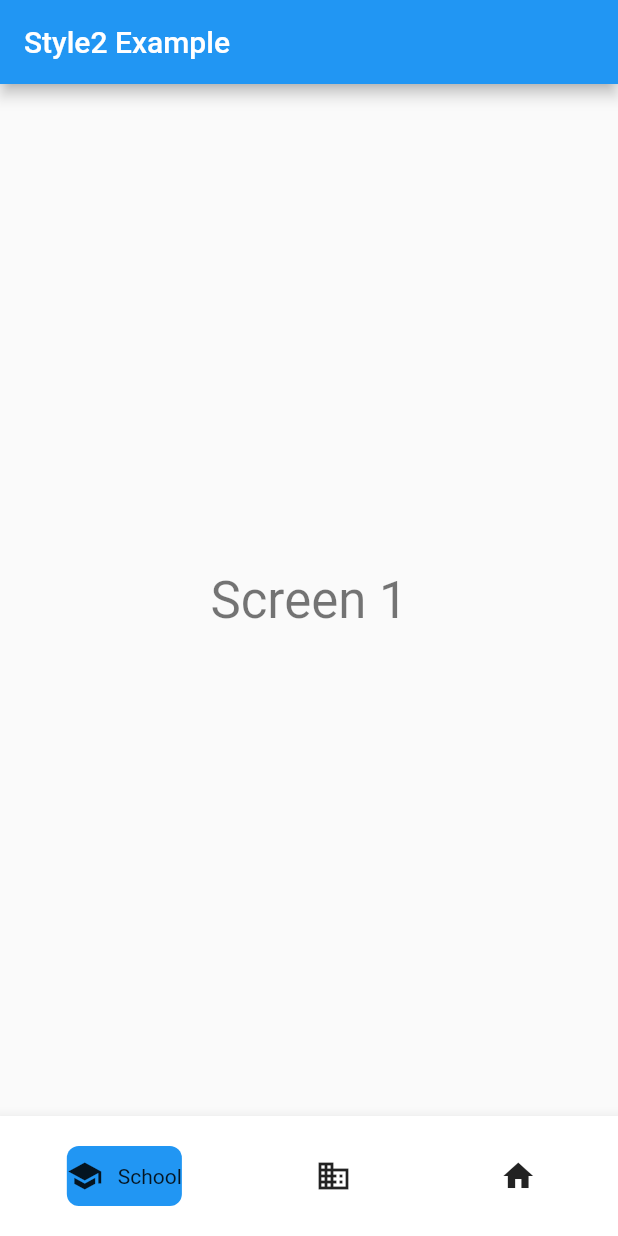
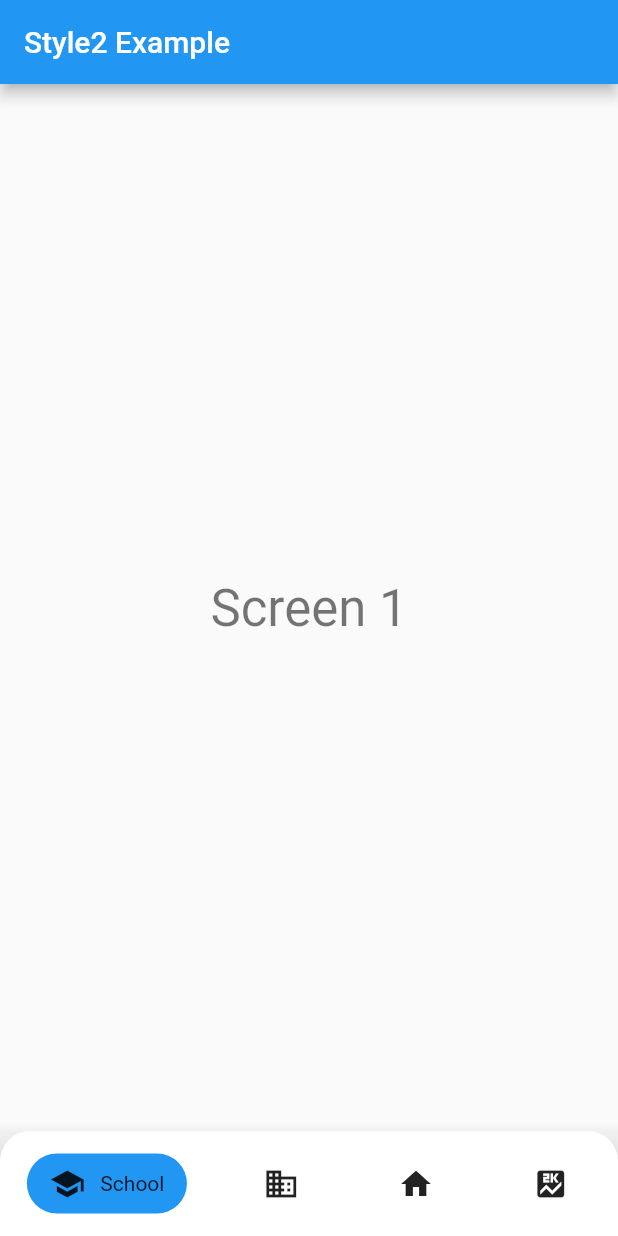
Before and after one commit to timilehinjegede/styled_navigation_bar, a Flutter app: the screen it shows after launch, on a phone screen of 412 x 824 dp. Run offline on Flutter 3.47's test engine with Material 2 defaults, Android fonts, the phone set to English and light mode, and no system bars.

Commit message:
feature: style 2 added

```diff
--- a/example/lib/styles_examples/style2_example.dart
+++ b/example/lib/styles_examples/style2_example.dart
@@ -60,6 +60,14 @@ class _Style2ExampleState extends State<Style2Example> {
               'Home',
             ),
           ),
+           Style2Item(
+            icon: Icon(
+              Icons.score,
+            ),
+            text: Text(
+              'Score',
+            ),
+          ),
         ],
       ),
     );
--- a/lib/src/style2_bottom_nav.dart
+++ b/lib/src/style2_bottom_nav.dart
@@ -24,9 +24,18 @@ class _Style2BottomNavState extends State<Style2BottomNav> {
       color: Colors.transparent,
       elevation: 8,
       child: Container(
-        height: 80,
-        color: Colors.white,
+        height: 70,
         width: double.infinity,
+        decoration: BoxDecoration(
+            color: Colors.white,
+            borderRadius: BorderRadius.only(
+              topLeft: Radius.circular(
+                20.0,
+              ),
+              topRight: Radius.circular(
+                20.0,
+              ),
+            )),
         child: Center(
           child: Row(
             mainAxisAlignment: MainAxisAlignment.spaceAround,
@@ -68,19 +77,24 @@ class __Style2ItemWidgetState extends State<_Style2ItemWidget>
       ),
       decoration: BoxDecoration(
         borderRadius: BorderRadius.circular(
-          8.0,
+          20.0,
         ),
         color: widget.isSelected ? Colors.blue : Colors.transparent,
+      ),
+      padding: EdgeInsets.symmetric(
+        horizontal: 15.0,
       ),
       child: Row(
         children: [
           widget.item.icon,
-          SizedBox(
-            width: 10,
-          ),
+          widget.isSelected
+              ? SizedBox(
+                  width: 10,
+                )
+              : SizedBox.shrink(),
           AnimatedSize(
             duration: Duration(
-              milliseconds: 500,
+              milliseconds: 400,
             ),
             curve: Curves.easeInOut,
             vsync: this,
```
Also changed, not shown: 1 other file.
